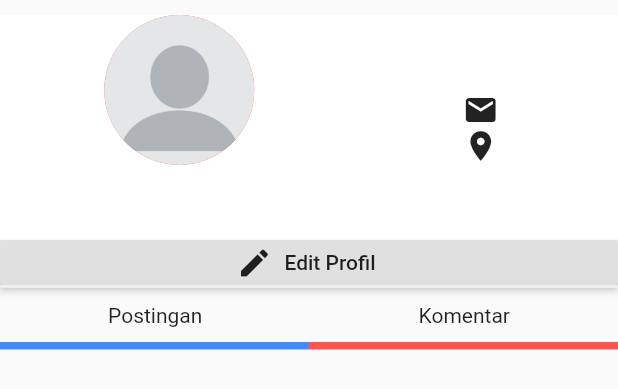
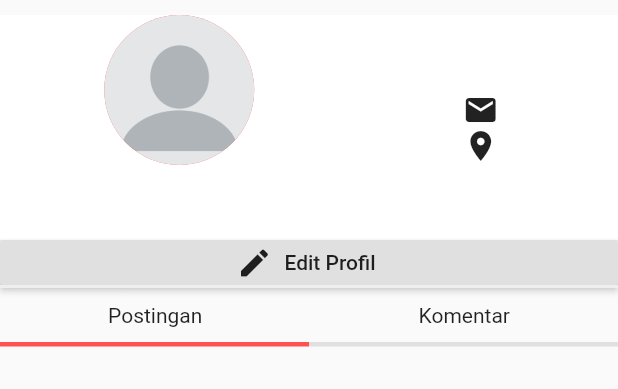
Before and after one commit to HairulAnamS/sijuki, a Flutter app: the ProfilPage widget shown alone on an empty page, opened directly with empty values, after a tap on "Postingan", on a phone screen of 412 x 824 dp. Shown: the top 389 px of the screen. Run offline on Flutter 3.47's test engine with Material 2 defaults, Android fonts, the phone set to English and light mode, and no system bars; our stand-ins replace bloc, cloud_firestore, date_format, firebase_auth, firebase_storage, flutter_bloc and 3 more; missing offline and left inert: list_tile_switch; accounts and stored records are empty.

Commit message:
tab profil

```diff
--- a/lib/model/user.dart
+++ b/lib/model/user.dart
@@ -100,6 +100,10 @@ class UserDB {
     return dataCollection.where('iduser', isEqualTo: id).getDocuments();
   }
 
+  selectByIDNew(int id)  {
+    return dataCollection.where('iduser', isEqualTo: id).getDocuments();
+  }
+
   selectByEmail(String email) {
     return dataCollection.where('email', isEqualTo: email).getDocuments();
     // await dataCollection
--- a/lib/screen/profilpage.dart
+++ b/lib/screen/profilpage.dart
@@ -1,11 +1,10 @@
 // import 'dart:ffi';
-
 import 'package:flutter/material.dart';
-import 'package:firebase_auth/firebase_auth.dart';
+// import 'package:firebase_auth/firebase_auth.dart';
 // import 'package:sijuki/screen/profilTabpage.dart';
-import 'package:sijuki/screen/tabPosting.dart';
+// import 'package:sijuki/screen/tabPosting.dart';
 import 'package:sijuki/model/user.dart';
-import 'package:cloud_firestore/cloud_firestore.dart';
+// import 'package:cloud_firestore/cloud_firestore.dart';
 import 'package:sijuki/model/posting.dart';
 import 'profileditpage.dart';
 
@@ -21,23 +20,23 @@ class ProfilPage extends StatefulWidget {
 }
 
 class _ProfilPageState extends State<ProfilPage> {
-  final List<Widget> _children = [
-    TabPosting(
-      userLogin: null,
-      colorku: Colors.blueAccent,
-    ),
-    TabPosting(userLogin: null, colorku: Colors.redAccent),
-    // HomePage(colorku: Colors.greenAccent),
-    // ProfilPage(userLogin: null)
-  ];
+  // final List<Widget> _children = [
+  //   TabPosting(
+  //     userLogin: null,
+  //     colorku: Colors.blueAccent,
+  //   ),
+  //   TabPosting(userLogin: null, colorku: Colors.redAccent),
+  //   // HomePage(colorku: Colors.greenAccent),
+  //   // ProfilPage(userLogin: null)
+  // ];
 
-  final List<String> _str = [
-    'aku suka kamu, tapi boong, iyyak..',
-    'aku kamu dia bapakmu adikmu ibumu dan juga keluargamu',
-    'Jika sebuah penampung hanya memiliki satu turunan tingkat atas, Anda dapat menentukan properti penyelarasan untuk anak tersebut dan memberikan nilai yang tersedia. itu akan mengisi semua ruang di wadah.'
-  ];
+  // final List<String> _str = [
+  //   'aku suka kamu, tapi boong, iyyak..',
+  //   'aku kamu dia bapakmu adikmu ibumu dan juga keluargamu',
+  //   'Jika sebuah penampung hanya memiliki satu turunan tingkat atas, Anda dapat menentukan properti penyelarasan untuk anak tersebut dan memberikan nilai yang tersedia. itu akan mengisi semua ruang di wadah.'
+  // ];
 
-  int _idx = 0;
+  int _idxTab = 0;
   User user = new User();
   UserDB userDB = new UserDB();
   Posting posting = new Posting();
@@ -60,6 +59,20 @@ class _ProfilPageState extends State<ProfilPage> {
   //   });
   // }
 
+  void _goEditProfile(BuildContext context) async {
+    final result = await Navigator.push(
+        context,
+        MaterialPageRoute(
+          builder: (context) => ProfilEditPage(userLogin: user),
+        ));
+
+    if (result != null) {
+      setState(() {
+        user = result;
+      });
+    }
+  }
+
   @override
   Widget build(BuildContext context) {
     return ListView(
@@ -79,7 +92,8 @@ class _ProfilPageState extends State<ProfilPage> {
                   CircleAvatar(
                     radius: 50,
                     backgroundColor: Colors.redAccent,
-                    backgroundImage: (user.urlPhoto == "" || user.urlPhoto == null)
+                    backgroundImage:
+                        (user.urlPhoto == "" || user.urlPhoto == null)
                             ? AssetImage("img/noprofile.png")
                             : NetworkImage(user.urlPhoto),
                   ),
@@ -132,11 +146,17 @@ class _ProfilPageState extends State<ProfilPage> {
           color: Colors.grey[200],
           child: RaisedButton.icon(
               onPressed: () {
-                Navigator.of(context).push(
-                  new MaterialPageRoute(
-                      builder: (context) =>
-                          new ProfilEditPage(userLogin: user)),
-                );
+                _goEditProfile(context);
+                // final result = await Navigator.push(
+                //   context,
+                //   new MaterialPageRoute(
+                //       builder: (context) =>
+                //           new ProfilEditPage(userLogin: user)),
+                // );
+
+                // setState(() {
+                //   String aser = result;
+                // });
               },
               icon: Icon(Icons.edit),
               label: Text('Edit Profil')),
@@ -159,16 +179,18 @@ class _ProfilPageState extends State<ProfilPage> {
                   GestureDetector(
                     child: Text('Postingan'),
                     onTap: () {
+                      // bloc.add(TabProfilEvent.to_post);
                       setState(() {
-                        _idx = 0;
+                        _idxTab = 0;
                       });
                     },
                   ),
                   GestureDetector(
                     child: Text('Komentar'),
                     onTap: () {
+                      // bloc.add(TabProfilEvent.to_comment);
                       setState(() {
-                        _idx = 1;
+                        _idxTab = 1;
                       });
                     },
                   ),
@@ -181,13 +203,13 @@ class _ProfilPageState extends State<ProfilPage> {
                 mainAxisAlignment: MainAxisAlignment.spaceAround,
                 children: [
                   Container(
-                    height: 5,
-                    color: Colors.blueAccent,
+                    height: 3,
+                    color: (_idxTab == 0) ? Colors.redAccent : Colors.grey[300],
                     width: MediaQuery.of(context).size.width * 0.5,
                   ),
                   Container(
-                    height: 5,
-                    color: Colors.redAccent,
+                    height: 3,
+                    color: (_idxTab == 1) ? Colors.redAccent : Colors.grey[300],
                     width: MediaQuery.of(context).size.width * 0.5,
                   )
                 ],
@@ -196,7 +218,9 @@ class _ProfilPageState extends State<ProfilPage> {
           ),
         ),
         FutureBuilder(
-            future: postingDB.getDataPribadi(user.iduser),
+            future: (_idxTab == 0)
+                ? postingDB.getDataPribadi(user.iduser)
+                : postingDB.getDataPribadi(0),
             builder: (_, dataPosting) {
               if (dataPosting.hasData) {
                 return ListView.builder(
@@ -216,7 +240,8 @@ class _ProfilPageState extends State<ProfilPage> {
                                 leading: CircleAvatar(
                                   radius: 20,
                                   backgroundColor: Colors.redAccent,
-                                  backgroundImage: (user.urlPhoto == "" || user.urlPhoto == null)
+                                  backgroundImage: (user.urlPhoto == "" ||
+                                          user.urlPhoto == null)
                                       ? AssetImage("img/noprofile.png")
                                       : NetworkImage(user.urlPhoto),
                                   // NetworkImage(
@@ -231,11 +256,14 @@ class _ProfilPageState extends State<ProfilPage> {
                               Padding(
                                   padding: const EdgeInsets.all(8.0),
                                   child: Text(postingans.data["content"])),
-                              Image(
+                              (postingans.data["urlGambar"] == "" ||
+                                      postingans.data["urlGambar"] == null)
+                                  ? Container()
+                                  : Image(
                                       height: 200,
                                       width: double.infinity,
-                                image:
-                                    NetworkImage(postingans.data["urlGambar"]),
+                                      image: NetworkImage(
+                                          postingans.data["urlGambar"]),
                                       fit: BoxFit.contain,
                                     ),
                               Padding(
```
Also changed, not shown: lib/model/posting.dart (+32 -0 lines), lib/screen/addpostingpage.dart (+11 -4 lines), lib/screen/homepage.dart (+42 -18 lines), lib/screen/profileditpage.dart (+8 -4 lines). Lines whose indentation alone changed are shown as unchanged.
